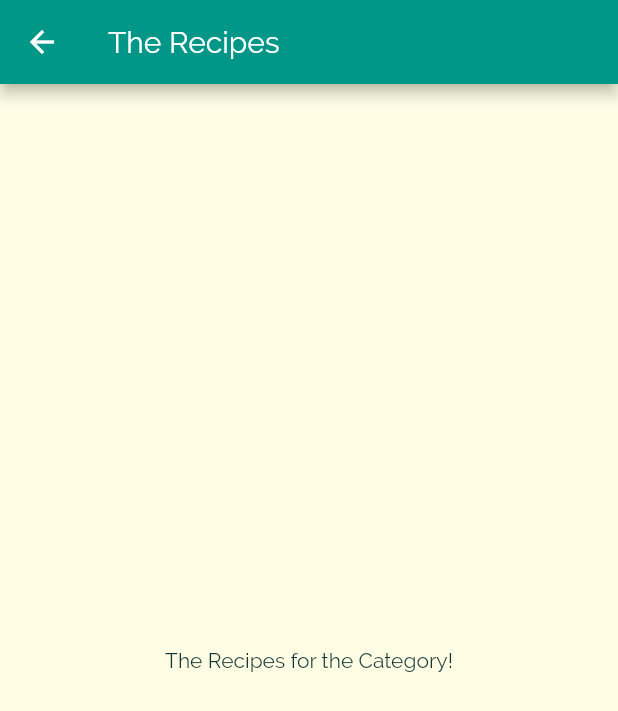
After one commit to MatthieuNadeau96/Flutter_meals_app, a Flutter app: the screen it shows after launch, after a tap on "Italian", on a phone screen of 412 x 824 dp. The commit adds this screen. Shown: the top 711 px of the screen. Run offline on Flutter 3.47's test engine with Material 2 defaults, Android fonts, the phone set to English and light mode, and no system bars.

Commit message:
Navigating to a New Page

```diff
--- a/lib/category_item.dart
+++ b/lib/category_item.dart
@@ -1,4 +1,5 @@
 import 'package:flutter/material.dart';
+import './category_meals_screen.dart';
 
 class CategoryItem extends StatelessWidget {
   final String title;
@@ -6,9 +7,23 @@ class CategoryItem extends StatelessWidget {
 
   CategoryItem(this.title, this.color);
 
+  void selectCategory(BuildContext ctx) {
+    Navigator.of(ctx).push(
+      MaterialPageRoute(
+        builder: (_) {
+          return CategoryMealsScreen();
+        },
+      ),
+    );
+  }
+
   @override
   Widget build(BuildContext context) {
-    return Container(
+    return InkWell(
+      onTap: () => selectCategory(context),
+      splashColor: Theme.of(context).primaryColor,
+      borderRadius: BorderRadius.circular(15),
+      child: Container(
         padding: const EdgeInsets.all(15),
         child: Text(
           title,
@@ -25,6 +40,7 @@ class CategoryItem extends StatelessWidget {
           ),
           borderRadius: BorderRadius.circular(15),
         ),
+      ),
     );
   }
 }
--- /dev/null
+++ b/lib/category_meals_screen.dart
@@ -0,0 +1,17 @@
+import 'package:flutter/material.dart';
+
+class CategoryMealsScreen extends StatelessWidget {
+  @override
+  Widget build(BuildContext context) {
+    return Scaffold(
+      appBar: AppBar(
+        title: Text('The Recipes'),
+      ),
+      body: Center(
+        child: Text(
+          'The Recipes for the Category!',
+        ),
+      ),
+    );
+  }
+}
```
Lines whose indentation alone changed are shown as unchanged.
